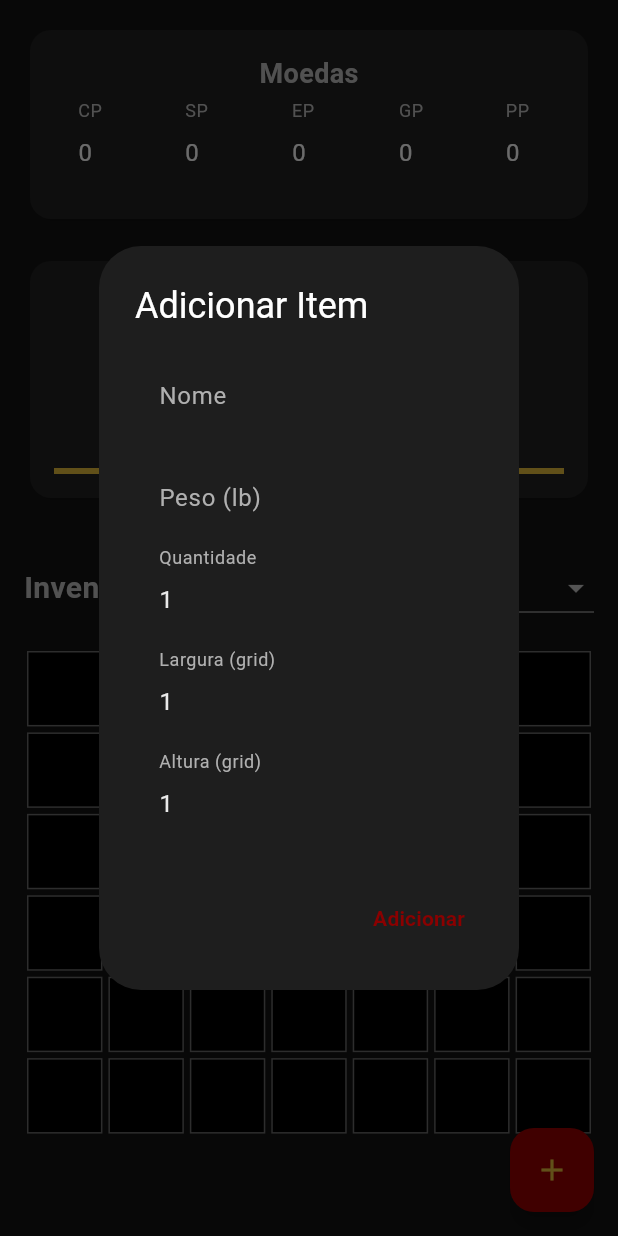
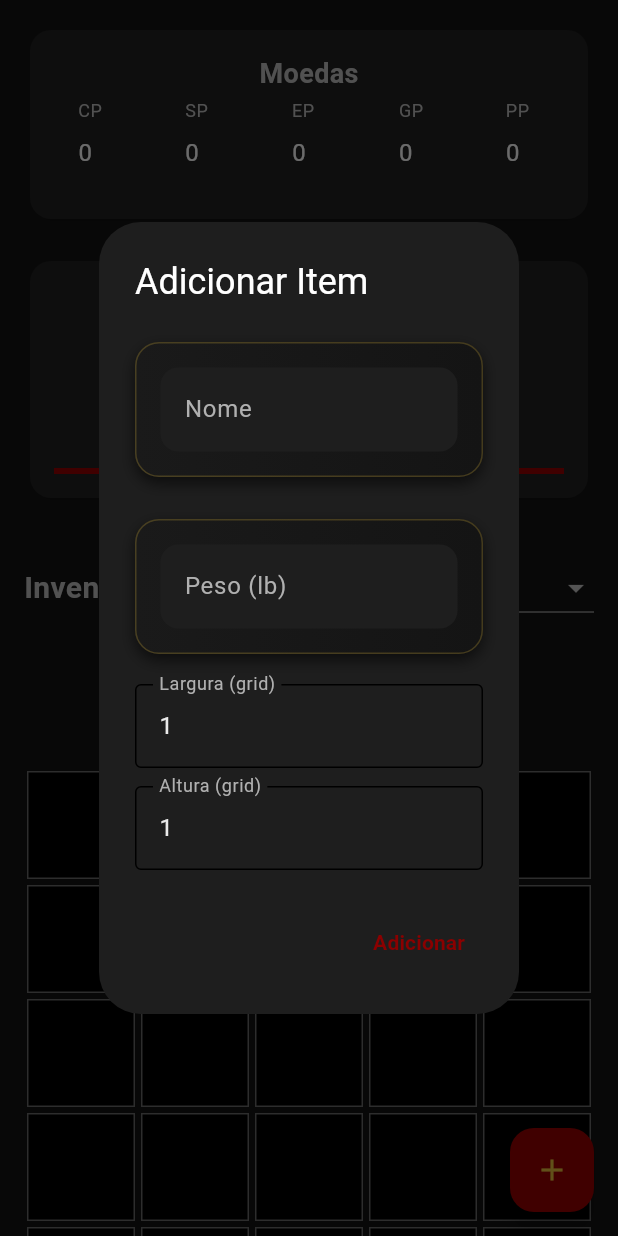
Before and after one commit to GustavoQuerique/GG-Para-todas-as-magias, a Flutter app: the SheetTabInventory screen opened directly with empty values, after a tap on the "add" icon, on a phone screen of 412 x 824 dp. Run offline on Flutter 3.47's test engine with Material 3 defaults, Android fonts, the light colour scheme and no system bars; our stand-ins replace hive, hive_flutter; accounts and stored records are empty; network calls fail.

Commit message:
Atualização das tabs (novo sistema de inventario) "finalizado" o modelo de tabs do inventario, e implementado a função de aumentar peso novamente

```diff
--- a/lib/models/character_sheet.dart
+++ b/lib/models/character_sheet.dart
@@ -129,6 +129,9 @@ class CharacterSheet extends HiveObject {
   @HiveField(32)
   List<Map<String, dynamic>> inventoryGridItems = [];
 
+  @HiveField(33)
+  int inventoryTypeIndex;
+
   CharacterSheet({
     required this.name,
     required this.level,
@@ -163,6 +166,7 @@ class CharacterSheet extends HiveObject {
     this.backStory,
     Map<int, int>? spellSlots,
     List<Map<String, dynamic>>? inventoryGridItems,
+    int? inventoryTypeIndex,
   }) : proficientSkills = proficientSkills ?? [],
        spellsByLevel =
            spellsByLevel ??
@@ -170,12 +174,16 @@ class CharacterSheet extends HiveObject {
              for (int i = 0; i <= 9; i++) i: [],
            },
        spellSlots = spellSlots ?? {},
-       inventory = inventory ?? [];
+       inventory = inventory ?? [],
+       inventoryGridItems = inventoryGridItems ?? [],
+       inventoryTypeIndex =
+           inventoryTypeIndex ?? InventoryType.mediumBackpack.index;
 
   //Getters
 
   double get carryingCapacity => strength * 15;
 
+  ///deprecated
   double get currentWeight =>
       inventory.fold(0, (sum, item) => sum + item.totalWeight);
 
@@ -333,6 +341,8 @@ class CharacterSheet extends HiveObject {
       inventoryGridItems: List<Map<String, dynamic>>.from(
         json['inventoryGridItem'] ?? [],
       ),
+      inventoryTypeIndex:
+          json['inventoryTypeIndex'] ?? InventoryType.mediumBackpack.index,
     );
   }
 
@@ -398,6 +408,7 @@ class CharacterSheet extends HiveObject {
       'backStory': backStory,
 
       'inventoryGridItems': inventoryGridItems,
+      'inventoryTypeIndex': inventoryTypeIndex,
     };
   }
 }
--- a/lib/models/inventory/inventory_controller/inventory_manager.dart
+++ b/lib/models/inventory/inventory_controller/inventory_manager.dart
@@ -13,7 +13,20 @@ class InventoryManager {
     movement = InventoryMovement(container: grid.container, grid: grid.grid);
   }
 
-  bool addItem(InventoryItemInstance item) {
+  ///Novo addItem que bloqueia se passar do peso
+  bool addItem(
+    InventoryItemInstance item, {
+    double? maxCapacity,
+    bool ignoreWeight = false,
+  }) {
+    //Regra de peso
+    if (!ignoreWeight && maxCapacity != null) {
+      if (totalWeight + item.baseItem.totalWeight > maxCapacity) {
+        return false;
+      }
+    }
+
+    //Regra espacial
     for (int row = 0; row < grid.container.rows; row++) {
       for (int col = 0; col < grid.container.columns; col++) {
         if (grid.canPlaceItem(item, row, col)) {
@@ -21,6 +34,7 @@ class InventoryManager {
         }
       }
     }
+
     return false;
   }
 
@@ -55,4 +69,34 @@ class InventoryManager {
       movement.placeItem(item, item.posX, item.posY);
     }
   }
+
+  void removeItem(InventoryItemInstance item) {
+    for (int r = 0; r < grid.container.rows; r++) {
+      for (int c = 0; c < grid.container.columns; c++) {
+        if (grid.grid[r][c] == item) {
+          grid.grid[r][c] = null;
+        }
+      }
+    }
+  }
+
+  double get totalWeight {
+    final uniqueItems = <InventoryItemInstance>{};
+
+    for (var row in grid.grid) {
+      for (var cell in row) {
+        if (cell != null) {
+          uniqueItems.add(cell);
+        }
+      }
+    }
+
+    double sum = 0;
+
+    for (var item in uniqueItems) {
+      sum += item.baseItem.totalWeight;
+    }
+
+    return sum;
+  }
 }
--- a/lib/presentation/screens/sheet/sheet_detail_page/tabs/sheet_tab_inventory.dart
+++ b/lib/presentation/screens/sheet/sheet_detail_page/tabs/sheet_tab_inventory.dart
@@ -10,6 +10,7 @@ import 'package:guia_de_garlou_para_todas_as_magias/models/inventory/inventory_c
 import 'package:guia_de_garlou_para_todas_as_magias/models/inventory/inventory_controller/inventory_item_instance.dart';
 import 'package:guia_de_garlou_para_todas_as_magias/models/inventory/inventory_controller/inventory_manager.dart';
 import 'package:guia_de_garlou_para_todas_as_magias/models/inventory/inventory_item.dart';
+import 'package:guia_de_garlou_para_todas_as_magias/widgets/medieval_card.dart';
 
 class SheetTabInventory extends StatefulWidget {
   final CharacterSheet sheet;
@@ -23,6 +24,7 @@ class SheetTabInventory extends StatefulWidget {
 class _SheetTabInventoryState extends State<SheetTabInventory> {
   late InventoryManager inventoryManager;
   final GlobalKey _gridKey = GlobalKey();
+  final GlobalKey _trashKey = GlobalKey();
   InventoryItemInstance? draggingItem;
   Offset? dragOffset;
   Offset? dragPosition;
@@ -31,98 +33,13 @@ class _SheetTabInventoryState extends State<SheetTabInventory> {
   @override
   void initState() {
     super.initState();
-    inventoryManager = InventoryManager(InventoryType.mediumBackpack);
+    selectedType = InventoryType.values[widget.sheet.inventoryTypeIndex];
+
+    inventoryManager = InventoryManager(selectedType);
 
     if (widget.sheet.inventoryGridItems.isNotEmpty) {
       inventoryManager.importItems(widget.sheet.inventoryGridItems);
     }
-  }
-
-  // ADICIONAR ITEM AO GRID
-  void addItem() {
-    final nameController = TextEditingController();
-    final weightController = TextEditingController();
-    final quantityController = TextEditingController(text: "1");
-    final widthController = TextEditingController(text: "1");
-    final heightController = TextEditingController(text: "1");
-
-    showDialog(
-      context: context,
-      builder: (_) => AlertDialog(
-        title: const Text("Adicionar Item"),
-        content: SingleChildScrollView(
-          child: Column(
-            children: [
-              TextField(
-                controller: nameController,
-                decoration: const InputDecoration(labelText: "Nome"),
-              ),
-              const SizedBox(height: 12),
-              TextField(
-                controller: weightController,
-                decoration: const InputDecoration(labelText: "Peso (lb)"),
-                keyboardType: TextInputType.number,
-              ),
-              const SizedBox(height: 12),
-              TextField(
-                controller: quantityController,
-                decoration: const InputDecoration(labelText: "Quantidade"),
-                keyboardType: TextInputType.number,
-              ),
-              const SizedBox(height: 12),
-              TextField(
-                controller: widthController,
-                decoration: const InputDecoration(labelText: "Largura (grid)"),
-                keyboardType: TextInputType.number,
-              ),
-              const SizedBox(height: 12),
-              TextField(
-                controller: heightController,
-                decoration: const InputDecoration(labelText: "Altura (grid)"),
-                keyboardType: TextInputType.number,
-              ),
-            ],
-          ),
-        ),
-        actions: [
-          TextButton(
-            onPressed: () {
-              final name = nameController.text.trim();
-              final weight = double.tryParse(weightController.text) ?? 0;
-              final quantity = int.tryParse(quantityController.text) ?? 1;
-              final width = int.tryParse(widthController.text) ?? 1;
-              final height = int.tryParse(heightController.text) ?? 1;
-
-              if (name.isEmpty) return;
-
-              final newItem = InventoryItemInstance(
-                baseItem: InventoryItem(
-                  name: name,
-                  weight: weight,
-                  quantity: quantity,
-                ),
-                width: width,
-                height: height,
-              );
-
-              final added = inventoryManager.addItem(newItem);
-
-              if (!added) {
-                ScaffoldMessenger.of(context).showSnackBar(
-                  const SnackBar(
-                    content: Text("Não há espaço suficiente no inventário."),
-                  ),
-                );
-              }
-
-              setState(() {});
-              Navigator.pop(context);
-            },
-            child: const Text("Adicionar"),
-          ),
-        ],
-      ),
-    );
   }
 
   //
@@ -188,7 +105,9 @@ class _SheetTabInventoryState extends State<SheetTabInventory> {
               ValueListenableBuilder<WeightUnit>(
                 valueListenable: sheet.weightUnitNotifier,
                 builder: (context, unit, _) {
-                  final current = sheet.convertWeight(sheet.currentWeight);
+                  final current = sheet.convertWeight(
+                    inventoryManager.totalWeight,
+                  );
                   final capacity = sheet.convertWeight(sheet.carryingCapacity);
 
                   return Card(
@@ -222,7 +141,10 @@ class _SheetTabInventoryState extends State<SheetTabInventory> {
                           ),
                           const SizedBox(height: 8),
                           LinearProgressIndicator(
-                            value: sheet.weightRatio.clamp(0, 1),
+                            value:
+                                (inventoryManager.totalWeight /
+                                        sheet.carryingCapacity)
+                                    .clamp(0, 1),
                           ),
                         ],
                       ),
@@ -278,8 +200,34 @@ class _SheetTabInventoryState extends State<SheetTabInventory> {
               const SizedBox(height: 16),
 
               SizedBox(
+                height: 480,
+                child: Stack(
+                  alignment: Alignment.bottomCenter,
+                  children: [
+                    AnimatedPadding(
+                      duration: const Duration(milliseconds: 200),
+                      padding: EdgeInsets.only(
+                        bottom: draggingItem != null ? 80 : 0,
+                      ),
+                      child: SizedBox(
                         height: 400,
                         child: buildInventoryGrid(),
+                      ),
+                    ),
+
+                    AnimatedOpacity(
+                      opacity: draggingItem != null ? 1 : 0,
+                      duration: const Duration(milliseconds: 200),
+                      child: IgnorePointer(
+                        ignoring: draggingItem == null,
+                        child: Padding(
+                          padding: const EdgeInsets.only(bottom: 10),
+                          child: buildTrash(),
+                        ),
+                      ),
+                    ),
+                  ],
+                ),
               ),
             ],
           ),
@@ -366,11 +314,121 @@ class _SheetTabInventoryState extends State<SheetTabInventory> {
               },
             ),
 
-            // ITENS AGRUPADOS
+            /// ITENS AGRUPADOS
             ..._buildPositionedItems(cellSize),
           ],
         );
       },
+    );
+  }
+
+  // ADICIONAR ITEM AO GRID
+  void addItem() {
+    final nameController = TextEditingController();
+    final weightController = TextEditingController();
+    final iskg = widget.sheet.weightUnit == WeightUnit.kg;
+    final quantityController = TextEditingController(text: "1");
+    final widthController = TextEditingController(text: "1");
+    final heightController = TextEditingController(text: "1");
+
+    showDialog(
+      context: context,
+      builder: (_) => AlertDialog(
+        title: const Text("Adicionar Item"),
+        content: SingleChildScrollView(
+          child: Column(
+            children: [
+              MedievalCard(
+                child: TextField(
+                  controller: nameController,
+                  decoration: const InputDecoration(labelText: "Nome"),
+                ),
+              ),
+              const SizedBox(height: 12),
+              MedievalCard(
+                child: TextField(
+                  controller: weightController,
+                  decoration: InputDecoration(
+                    labelText: iskg ? "Peso (kg)" : "Peso (lb)",
+                  ),
+                  keyboardType: TextInputType.number,
+                ),
+              ),
+              const SizedBox(height: 12),
+              TextField(
+                controller: widthController,
+                decoration: const InputDecoration(
+                  labelText: "Largura (grid)",
+                  enabledBorder: OutlineInputBorder(),
+                ),
+                keyboardType: TextInputType.number,
+              ),
+              const SizedBox(height: 12),
+              TextField(
+                controller: heightController,
+                decoration: const InputDecoration(
+                  labelText: "Altura (grid)",
+                  enabledBorder: OutlineInputBorder(),
+                ),
+                keyboardType: TextInputType.number,
+              ),
+            ],
+          ),
+        ),
+        actions: [
+          TextButton(
+            onPressed: () {
+              final name = nameController.text.trim();
+              double enteredWeight =
+                  double.tryParse(weightController.text) ?? 0;
+              final quantity = int.tryParse(quantityController.text) ?? 1;
+              final width = int.tryParse(widthController.text) ?? 1;
+              final height = int.tryParse(heightController.text) ?? 1;
+
+              final weightInLb = iskg
+                  ? enteredWeight / 0.453592
+                  : enteredWeight;
+
+              if (name.isEmpty) return;
+
+              final newItem = InventoryItemInstance(
+                baseItem: InventoryItem(
+                  name: name,
+                  weight: weightInLb,
+                  quantity: quantity,
+                ),
+                width: width,
+                height: height,
+              );
+
+              final added = inventoryManager.addItem(
+                newItem,
+                maxCapacity: widget.sheet.carryingCapacity,
+                ignoreWeight: false, //Se true permite que passe do peso maximo
+              );
+
+              if (!added) {
+                ScaffoldMessenger.of(context).showSnackBar(
+                  const SnackBar(
+                    content: Text("Não há espaço suficiente no inventário."),
+                  ),
+                );
+              }
+
+              setState(() {});
+
+              widget.sheet.inventoryGridItems = inventoryManager.exportItems();
+
+              widget.sheet.inventoryTypeIndex = selectedType.index;
+
+              widget.sheet.save();
+
+              Navigator.pop(context);
+            },
+            child: const Text("Adicionar"),
+          ),
+        ],
+      ),
     );
   }
 
@@ -389,7 +447,7 @@ class _SheetTabInventoryState extends State<SheetTabInventory> {
         if (item != null && !renderedItems.contains(item)) {
           renderedItems.add(item);
 
-          final isDragging = draggingItem == item;
+          bool isDragging = draggingItem == item;
 
           widgets.add(
             Positioned(
@@ -432,7 +490,39 @@ class _SheetTabInventoryState extends State<SheetTabInventory> {
                   });
                 },
                 onPanEnd: (_) {
-                  if (draggingItem != null && dragPosition != null) {
+                  if (draggingItem == null || dragPosition == null) return;
+
+                  final gridBox =
+                      _gridKey.currentContext!.findRenderObject() as RenderBox;
+
+                  final trashBox =
+                      _trashKey.currentContext?.findRenderObject()
+                          as RenderBox?;
+
+                  // Converte posição local do grid para GLOBAL
+                  final globalDropPosition = gridBox.localToGlobal(
+                    dragPosition!,
+                  );
+
+                  bool droppedOnTrash = false;
+
+                  if (trashBox != null) {
+                    final trashPosition = trashBox.localToGlobal(Offset.zero);
+
+                    final trashSize = trashBox.size;
+
+                    droppedOnTrash =
+                        globalDropPosition.dx >= trashPosition.dx &&
+                        globalDropPosition.dx <=
+                            trashPosition.dx + trashSize.width &&
+                        globalDropPosition.dy >= trashPosition.dy &&
+                        globalDropPosition.dy <=
+                            trashPosition.dy + trashSize.height;
+                  }
+
+                  if (droppedOnTrash) {
+                    inventoryManager.removeItem(draggingItem!);
+                  } else {
                     final newCol =
                         ((dragPosition!.dx - dragOffset!.dx) / cellSize)
                             .round();
@@ -446,19 +536,21 @@ class _SheetTabInventoryState extends State<SheetTabInventory> {
                       newRow,
                       newCol,
                     );
+                  }
 
                   setState(() {
                     draggingItem = null;
                     dragOffset = null;
                     dragPosition = null;
+                  });
 
                   widget.sheet.inventoryGridItems = inventoryManager
                       .exportItems();
+                  widget.sheet.save();
+                },
 
-                      widget.sheet.save();
-                    });
-                  }
-                },
+                child: IgnorePointer(
+                  ignoring: isDragging,
                   child: Opacity(
                     opacity: isDragging ? 0.85 : 1,
                     child: Container(
@@ -476,6 +568,7 @@ class _SheetTabInventoryState extends State<SheetTabInventory> {
                             fontSize: 10,
                             color: Colors.white,
                             fontWeight: FontWeight.bold,
+                          ),
                         ),
                       ),
                     ),
@@ -512,6 +605,8 @@ class _SheetTabInventoryState extends State<SheetTabInventory> {
       selectedType = newType;
       inventoryManager = newManager;
 
+      widget.sheet.inventoryTypeIndex = newType.index;
+
       widget.sheet.inventoryGridItems = inventoryManager.exportItems();
 
       widget.sheet.save();
@@ -527,4 +622,21 @@ class _SheetTabInventoryState extends State<SheetTabInventory> {
       );
     }
   }
+
+  Widget buildTrash() {
+    return Container(
+      key: _trashKey,
+      width: 50,
+      height: 50,
+      decoration: BoxDecoration(
+        color: Colors.red.shade700,
+        borderRadius: BorderRadius.circular(12),
+      ),
+      child: const Icon(
+        Icons.delete,
+        color: Colors.white,
+        size: 40,
+      ),
+    );
   }
+}
```
Also changed, not shown: lib/models/character_sheet.g.dart. Lines whose indentation alone changed are shown as unchanged.
